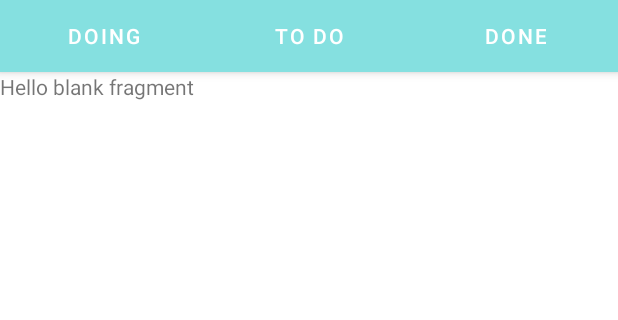
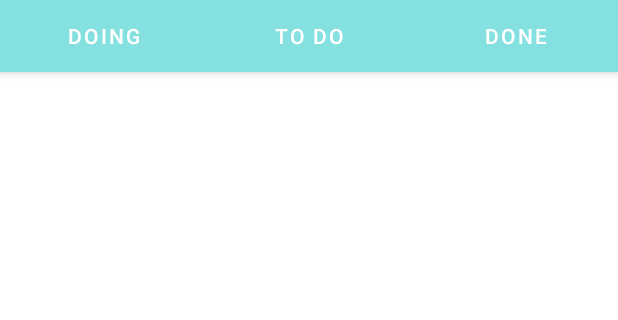
Before and after one commit to vishalkumardecentvro/WorkTrack, an Android app: the screen it shows after launch (MainActivity), tab 2 chosen, on a phone screen of 412 x 824 dp, the part 89-409 px from its top. Run offline under Robolectric (Android 15) with nearby library versions, the phone set to English and light mode, and no system bars; our stand-ins replace Room's generated code.

Commit message:
minor changes

```diff
--- a/app/src/main/java/com/example/worktrack/AddTaskBottomSheetDialog.java
+++ b/app/src/main/java/com/example/worktrack/AddTaskBottomSheetDialog.java
@@ -4,7 +4,6 @@ import android.app.DatePickerDialog;
 import android.app.TimePickerDialog;
 import android.content.Context;
 import android.os.Bundle;
-import android.util.Log;
 import android.widget.DatePicker;
 import android.widget.TimePicker;
 import android.widget.Toast;
--- a/app/src/main/java/com/example/worktrack/adapters/DoingAdapter.java
+++ b/app/src/main/java/com/example/worktrack/adapters/DoingAdapter.java
@@ -1,11 +1,14 @@
 package com.example.worktrack.adapters;
 
+import android.content.Context;
 import android.view.LayoutInflater;
 import android.view.ViewGroup;
+import android.widget.ArrayAdapter;
 
 import androidx.annotation.NonNull;
 import androidx.recyclerview.widget.RecyclerView;
 
+import com.example.worktrack.R;
 import com.example.worktrack.databinding.RvDoingBinding;
 import com.example.worktrack.room.entitiy.DoingEntity;
 
@@ -17,6 +20,11 @@ import java.util.List;
 public class DoingAdapter extends RecyclerView.Adapter<DoingAdapter.ViewHolder> {
 
   private List<DoingEntity> doingEntityList = new ArrayList<>();
+  private Context context;
+
+  public DoingAdapter(Context context) {
+    this.context = context;
+  }
 
   @NonNull
   @NotNull
@@ -48,6 +56,10 @@ public class DoingAdapter extends RecyclerView.Adapter<DoingAdapter.ViewHolder>
       binding.tvPriority.setText(String.valueOf(doingEntity.getPriority()));
       binding.tvDate.setText(doingEntity.getDate());
       binding.tvTime.setText(doingEntity.getTime());
+
+      ArrayAdapter<CharSequence> spinnerAdapter = ArrayAdapter.createFromResource(context, R.array.doingArray, android.R.layout.simple_spinner_item);
+      spinnerAdapter.setDropDownViewResource(android.R.layout.simple_spinner_item);
+      binding.spinner.setAdapter(spinnerAdapter);
     }
   }
 
--- a/app/src/main/java/com/example/worktrack/fragments/DoingFragment.java
+++ b/app/src/main/java/com/example/worktrack/fragments/DoingFragment.java
@@ -1,7 +1,6 @@
 package com.example.worktrack.fragments;
 
 import android.os.Bundle;
-import android.util.Log;
 import android.view.LayoutInflater;
 import android.view.View;
 import android.view.ViewGroup;
@@ -60,7 +59,7 @@ public class DoingFragment extends Fragment {
   private void instantiate() {
     addTaskBottomSheetDialog = new AddTaskBottomSheetDialog(getActivity(), AddTaskBottomSheetDialogBinding.inflate(getLayoutInflater()));
     doingView = ViewModelProviders.of(this).get(DoingView.class);
-    doingAdapter = new DoingAdapter();
+    doingAdapter = new DoingAdapter(getContext());
   }
 
   private void initialize() {
@@ -69,14 +68,13 @@ public class DoingFragment extends Fragment {
   }
 
   private void listen() {
-    binding.ivAddTask.setOnClickListener(v -> processAddTask());
+    binding.llCreateTask.setOnClickListener(v -> processAddTask());
   }
 
   private void load() {
     doingView.getAllTask().observe(getViewLifecycleOwner(), new Observer<List<DoingEntity>>() {
       @Override
       public void onChanged(List<DoingEntity> doingEntities) {
-        Log.i("--check--",doingEntities.get(0).getTaskName());
         doingAdapter.setDoingEntityList(doingEntities);
       }
     });
--- a/app/src/main/res/layout/fragment_doing.xml
+++ b/app/src/main/res/layout/fragment_doing.xml
@@ -40,7 +40,6 @@
     android:layout_width="match_parent"
     android:layout_height="wrap_content"
     android:layout_below="@id/llCreateTask"
-    android:layout_marginBottom="10dp"
     app:layoutManager="androidx.recyclerview.widget.LinearLayoutManager"
     app:reverseLayout="false"
     tools:listitem="@layout/rv_doing" />
--- a/app/src/main/res/layout/fragment_done_framgnet.xml
+++ b/app/src/main/res/layout/fragment_done_framgnet.xml
@@ -5,10 +5,5 @@
   android:layout_height="match_parent"
   tools:context=".fragments.DoneFragment">
 
-  <!-- TODO: Update blank fragment layout -->
-  <TextView
-    android:layout_width="match_parent"
-    android:layout_height="match_parent"
-    android:text="@string/hello_blank_fragment" />
 
 </FrameLayout>
--- a/app/src/main/res/layout/fragment_todo.xml
+++ b/app/src/main/res/layout/fragment_todo.xml
@@ -5,10 +5,5 @@
   android:layout_height="match_parent"
   tools:context=".fragments.TodoFragment">
 
-  <!-- TODO: Update blank fragment layout -->
-  <TextView
-    android:layout_width="match_parent"
-    android:layout_height="match_parent"
-    android:text="@string/hello_blank_fragment" />
 
 </FrameLayout>
--- a/app/src/main/res/layout/rv_doing.xml
+++ b/app/src/main/res/layout/rv_doing.xml
@@ -2,7 +2,7 @@
 <FrameLayout xmlns:android="http://schemas.android.com/apk/res/android"
   xmlns:app="http://schemas.android.com/apk/res-auto"
   android:layout_width="match_parent"
-  android:layout_height="match_parent">
+  android:layout_height="wrap_content">
 
   <androidx.cardview.widget.CardView
     android:id="@+id/cvTaskCard"
@@ -70,6 +70,7 @@
           android:layout_margin="5dp"
           android:layout_weight="1"
           android:fontFamily="sans-serif"
+          android:gravity="end"
           android:padding="10dp"
           android:textColor="@color/black"
           android:textSize="16sp" />
@@ -101,6 +102,7 @@
           android:layout_margin="5dp"
           android:layout_weight="1"
           android:fontFamily="sans-serif"
+          android:gravity="end"
           android:inputType="number"
           android:padding="10dp"
           android:textColor="@color/black"
--- a/app/src/main/res/values/strings.xml
+++ b/app/src/main/res/values/strings.xml
@@ -1,7 +1,15 @@
 <resources>
   <string name="app_name">WorkTrack</string>
-  <string name="tab_text_1">Tab 1</string>
-  <string name="tab_text_2">Tab 2</string>
-  <!-- TODO: Remove or change this placeholder text -->
-  <string name="hello_blank_fragment">Hello blank fragment</string>
+
+  <array name="doingArray">
+    <item>Doing</item>
+    <item>Done</item>
+  </array>
+
+  <array name="TodoArray">
+    <item>To do</item>
+    <item>Doing</item>
+  </array>
+
+
 </resources>
```
Also changed, not shown: app/src/main/res/layout/add_task_bottom_sheet_dialog.xml (+6 -5 lines).
